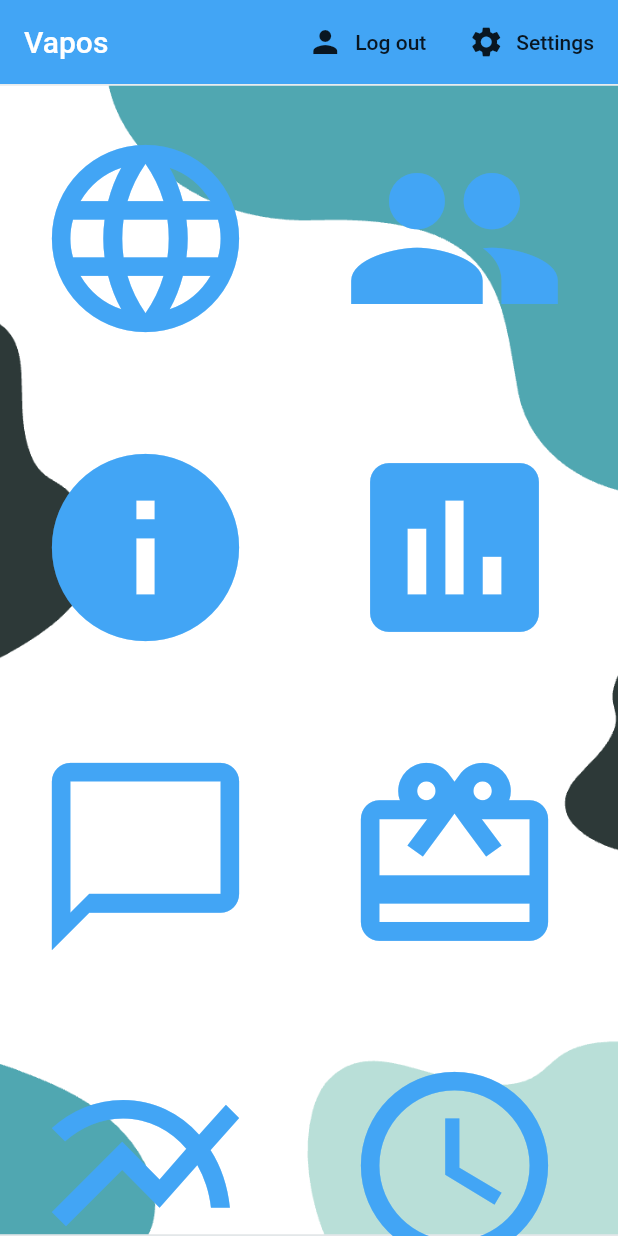
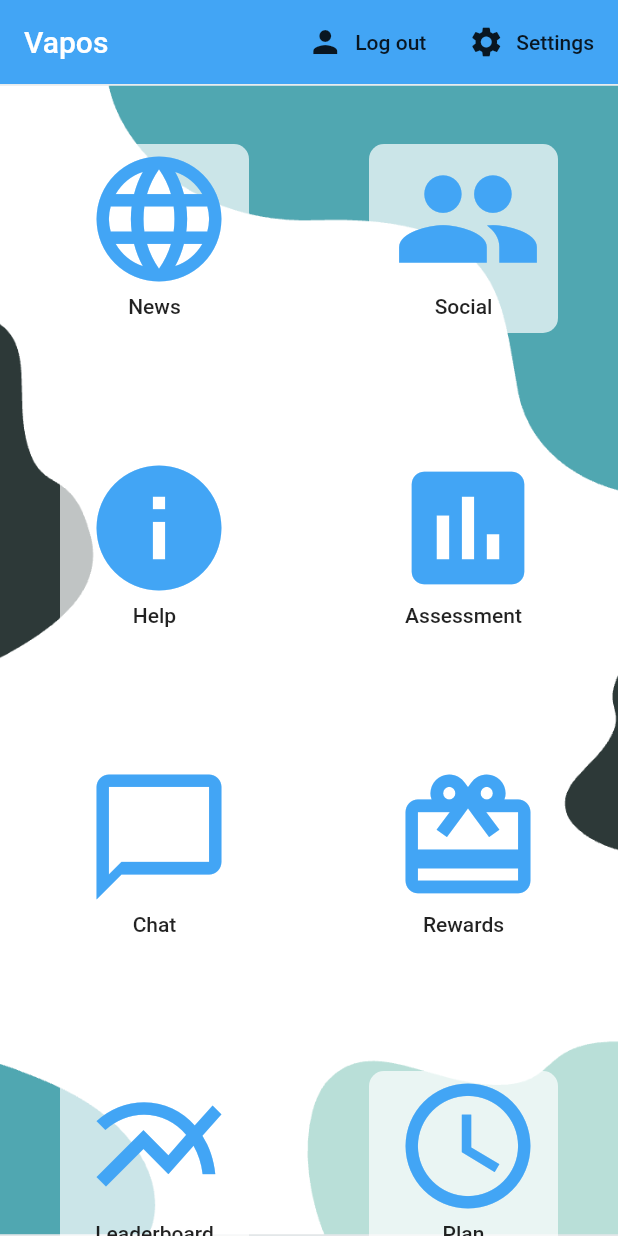
Before and after one commit to AdGlad/vapos, a Flutter app: the screen it shows once a user with an empty profile is signed in, on a phone screen of 412 x 824 dp. Run offline on Flutter 3.47's test engine with Material 2 defaults, Android fonts, the phone set to English and light mode, and no system bars; our stand-ins replace charts_flutter, cloud_firestore, datetime_picker_formfield, firebase_auth, flutter_linkify, flutter_spinkit; accounts and stored records are empty.

Commit message:
Update icon button styling

```diff
--- a/lib/screens/home/homebody.dart
+++ b/lib/screens/home/homebody.dart
@@ -66,24 +66,35 @@ class Homebody extends StatelessWidget {
 
 
 
-    return  Container(
+    return  Container( //margin: EdgeInsets.all(20),
       child: GridView.count(
                 // Create a grid with 2 columns. If you change the scrollDirection to
                 // horizontal, this produces 2 rows.
                 crossAxisCount: 2,
                 // Generate 6 widgets that display their index in the List.
                 children: List.generate(8, (index) {
-                  return Container(
-                    width: 50,
-                    height: 50,
-                    child:            FlatButton.icon(
+                  return Container( margin: EdgeInsets.all(40),
+                    //width: 20,
+                    //height: 20,
+                    child:            FlatButton(
                       onPressed: () {
                        navigateToSubPage(context, index);
                        },
-                      icon: Icon(pageicons[index], color: Colors.blue[400],size: 150.0),
-                      label: Text(''),
+                      child: Column(
+                        children: <Widget>[
+                          Icon(pageicons[index], color: Colors.blue[400],size: 100.0),
+                      Text(pagenames[index]),
+                        ],
+                      ),
+                      //icon: Icon(pageicons[index], color: Colors.blue[400],size: 60.0),
+                      //label: Text(pagenames[index]),
+                      //label: Text(''),
                       // label: Text('Page $index'),
-                      //label: Text(pagenames[index]),
+                      shape: RoundedRectangleBorder(
+                               borderRadius: BorderRadius.all(Radius.circular(10.0))),
+                      color: Colors.white70,
+                      splashColor: Colors.lightGreen,
+                      //padding: EdgeInsets.all(20.0),
                     ),
                   );
                 }),
```
